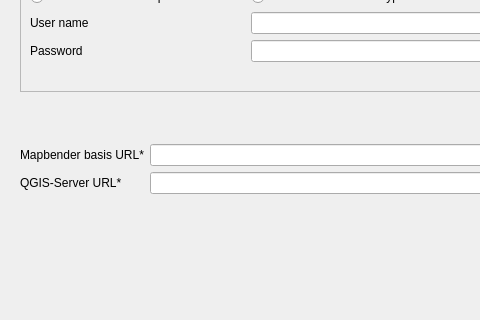
First picture: the form in dialogs/ui/server_config_dialog.ui, repository WhereGroup/qgis2mapbender, before the edit; both pictures show x 0 to 480 and y 112 to 432 of the 868 by 432 pixel window.
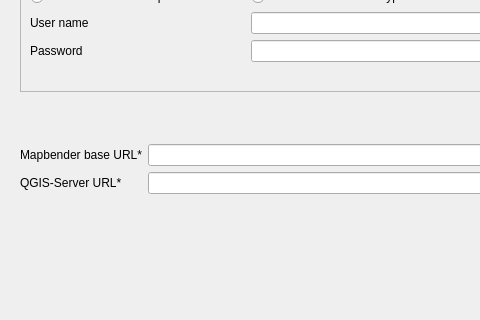
Second picture: the form after the edit. Icons and pictures are not drawn. Custom widgets are drawn as their Qt base class.

Commit message: change label mapbender base url

```diff
--- a/dialogs/ui/server_config_dialog.ui
+++ b/dialogs/ui/server_config_dialog.ui
@@ -115,7 +115,7 @@
           <item row="2" column="0">
            <widget class="QLabel" name="mbBasisUrlLabel">
             <property name="text">
-             <string>Mapbender basis URL*</string>
+             <string>Mapbender base URL*</string>
             </property>
            </widget>
           </item>
```
